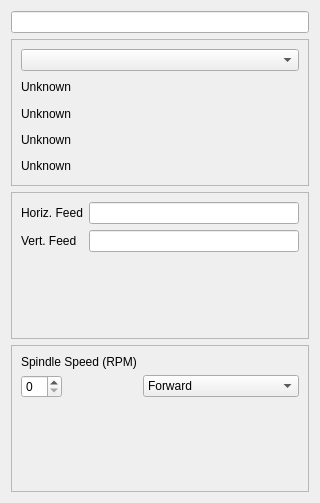
Above: src/Mod/Path/Gui/Resources/panels/ToolControl.ui from berndhahnebach/All_FreeCAD before the change. Below: the same form after it.
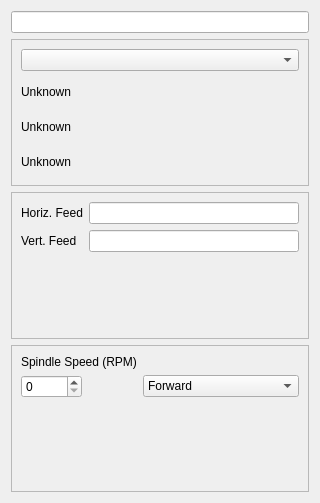
That is the form after the change.

Commit message: Tool Library replaces ToolTable Job replaces Project

Patch:
```diff
--- a/src/Mod/Path/Gui/Resources/panels/ToolControl.ui
+++ b/src/Mod/Path/Gui/Resources/panels/ToolControl.ui
@@ -26,37 +26,30 @@
       <enum>QFrame::Raised</enum>
      </property>
      <layout class="QGridLayout" name="gridLayout">
-      <item row="2" column="0">
-       <widget class="QLabel" name="txtToolType">
-        <property name="text">
-         <string>Unknown</string>
-        </property>
-       </widget>
-      </item>
-      <item row="1" column="0">
-       <widget class="QLabel" name="txtToolName">
-        <property name="text">
-         <string>Unknown</string>
-        </property>
-       </widget>
-      </item>
       <item row="3" column="0">
-       <widget class="QLabel" name="txtToolMaterial">
-        <property name="text">
-         <string>Unknown</string>
-        </property>
-       </widget>
-      </item>
-      <item row="0" column="0">
-       <widget class="QComboBox" name="cboToolSelect"/>
-      </item>
-      <item row="4" column="0">
        <widget class="QLabel" name="txtToolDiameter">
         <property name="text">
          <string>Unknown</string>
         </property>
        </widget>
       </item>
+      <item row="0" column="0">
+       <widget class="QComboBox" name="cboToolSelect"/>
+      </item>
+      <item row="1" column="0">
+       <widget class="QLabel" name="txtToolType">
+        <property name="text">
+         <string>Unknown</string>
+        </property>
+       </widget>
+      </item>
+      <item row="2" column="0">
+       <widget class="QLabel" name="txtToolMaterial">
+        <property name="text">
+         <string>Unknown</string>
+        </property>
+       </widget>
+      </item>
      </layout>
     </widget>
    </item>
@@ -109,7 +102,11 @@
        </widget>
       </item>
       <item row="1" column="0">
-       <widget class="QSpinBox" name="spindleSpeed"/>
+       <widget class="QSpinBox" name="spindleSpeed">
+        <property name="maximum">
+         <number>99999</number>
+        </property>
+       </widget>
       </item>
       <item row="1" column="1">
        <widget class="QComboBox" name="cboSpindleDirection">
```
Left out of the diff: 6 changed lines with no effect on the pictures. The commit also changes 49 other files.
